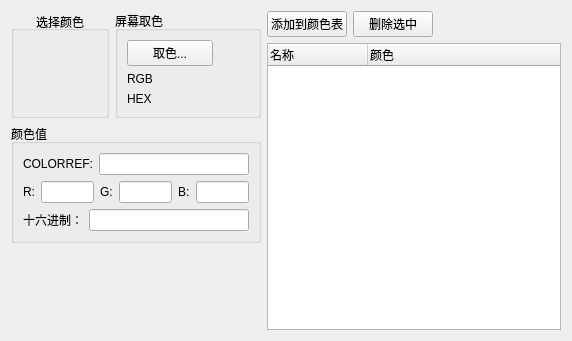
The window that code/ColorPicker/widgets/colorpickerwindow.ui (zhongyang219/DeveloperTools) describes before a commit, drawn with Qt 5.
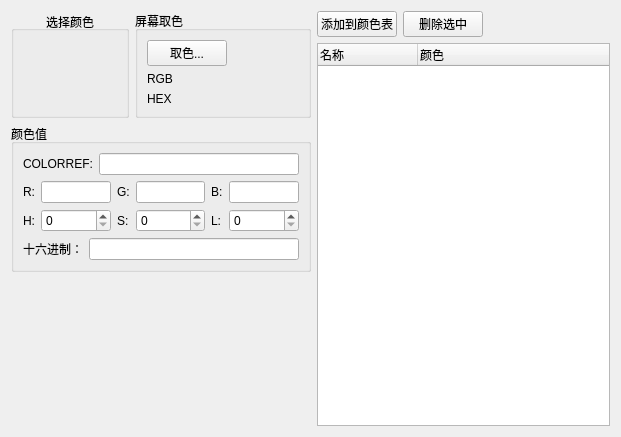
The same window after the commit. Icons and pictures are not drawn. Custom widgets are drawn as their Qt base class.

Commit message: 取色器颜色控件支持点击选择颜色；主界面新增HSL值显示

What changed in the file:
```diff
--- a/code/ColorPicker/widgets/colorpickerwindow.ui
+++ b/code/ColorPicker/widgets/colorpickerwindow.ui
@@ -6,8 +6,8 @@
    <rect>
     <x>0</x>
     <y>0</y>
-    <width>572</width>
-    <height>341</height>
+    <width>621</width>
+    <height>437</height>
    </rect>
   </property>
   <property name="windowTitle">
@@ -18,17 +18,17 @@
     <widget class="QWidget" name="widget" native="true">
      <property name="minimumSize">
       <size>
-       <width>250</width>
+       <width>300</width>
        <height>0</height>
       </size>
      </property>
      <property name="maximumSize">
       <size>
-       <width>250</width>
+       <width>300</width>
        <height>16777215</height>
       </size>
      </property>
-     <layout class="QVBoxLayout" name="verticalLayout" stretch="0,0,1">
+     <layout class="QVBoxLayout" name="verticalLayout" stretch="0,0,0">
       <property name="leftMargin">
        <number>0</number>
       </property>
@@ -53,20 +53,50 @@
           </property>
           <layout class="QVBoxLayout" name="verticalLayout_3">
            <item>
-            <widget class="ColorWidget" name="selectColorWidget" native="true">
-             <property name="minimumSize">
-              <size>
-               <width>48</width>
-               <height>32</height>
-              </size>
-             </property>
-             <property name="maximumSize">
-              <size>
-               <width>48</width>
-               <height>32</height>
-              </size>
-             </property>
-            </widget>
+            <layout class="QHBoxLayout" name="horizontalLayout_10">
+             <item>
+              <spacer name="horizontalSpacer_2">
+               <property name="orientation">
+                <enum>Qt::Horizontal</enum>
+               </property>
+               <property name="sizeHint" stdset="0">
+                <size>
+                 <width>40</width>
+                 <height>20</height>
+                </size>
+               </property>
+              </spacer>
+             </item>
+             <item>
+              <widget class="ColorWidget" name="selectColorWidget" native="true">
+               <property name="minimumSize">
+                <size>
+                 <width>54</width>
+                 <height>32</height>
+                </size>
+               </property>
+               <property name="maximumSize">
+                <size>
+                 <width>48</width>
+                 <height>32</height>
+                </size>
+               </property>
+              </widget>
+             </item>
+             <item>
+              <spacer name="horizontalSpacer_3">
+               <property name="orientation">
+                <enum>Qt::Horizontal</enum>
+               </property>
+               <property name="sizeHint" stdset="0">
+                <size>
+                 <width>40</width>
+                 <height>20</height>
+                </size>
+               </property>
+              </spacer>
+             </item>
+            </layout>
            </item>
           </layout>
          </widget>
@@ -106,6 +136,19 @@
                </property>
               </widget>
              </item>
+             <item>
+              <spacer name="horizontalSpacer_4">
+               <property name="orientation">
+                <enum>Qt::Horizontal</enum>
+               </property>
+               <property name="sizeHint" stdset="0">
+                <size>
+                 <width>40</width>
+                 <height>20</height>
+                </size>
+               </property>
+              </spacer>
+             </item>
             </layout>
            </item>
            <item>
@@ -148,37 +191,79 @@
           </layout>
          </item>
          <item>
-          <layout class="QHBoxLayout" name="horizontalLayout_4">
-           <item>
+          <layout class="QGridLayout" name="gridLayout">
+           <item row="0" column="0">
             <widget class="QLabel" name="label_2">
              <property name="text">
               <string>R:</string>
              </property>
             </widget>
            </item>
-           <item>
+           <item row="0" column="1">
             <widget class="QLineEdit" name="colorValueREdit"/>
            </item>
-           <item>
+           <item row="0" column="2">
             <widget class="QLabel" name="label_3">
              <property name="text">
               <string>G:</string>
              </property>
             </widget>
            </item>
-           <item>
+           <item row="0" column="3">
             <widget class="QLineEdit" name="colorValueGEdit"/>
            </item>
-           <item>
+           <item row="0" column="4">
             <widget class="QLabel" name="label_4">
              <property name="text">
               <string>B:</string>
              </property>
             </widget>
            </item>
-           <item>
+           <item row="0" column="5">
             <widget class="QLineEdit" name="colorValueBEdit"/>
            </item>
+           <item row="1" column="0">
+            <widget class="QLabel" name="label_6">
+             <property name="text">
+              <string>H:</string>
+             </property>
+            </widget>
+           </item>
+           <item row="1" column="1">
+            <widget class="QSpinBox" name="colorValueHEdit">
+             <property name="maximum">
+              <number>255</number>
+             </property>
+            </widget>
+           </item>
+           <item row="1" column="2">
+            <widget class="QLabel" name="label_7">
+             <property name="text">
+              <string>S:</string>
+             </property>
+            </widget>
+           </item>
+           <item row="1" column="3">
+            <widget class="QSpinBox" name="colorValueSEdit">
+             <property name="maximum">
+              <number>255</number>
+             </property>
+            </widget>
+           </item>
+           <item row="1" column="4">
+            <widget class="QLabel" name="label_8">
+             <property name="text">
+              <string>L:</string>
+             </property>
+            </widget>
+           </item>
+           <item row="1" column="5">
+            <widget class="QSpinBox" name="colorValueLEdit">
+             <property name="maximum">
+              <number>255</number>
+             </property>
+            </widget>
+           </item>
           </layout>
          </item>
          <item>
```
The commit also changes 4 other files.
